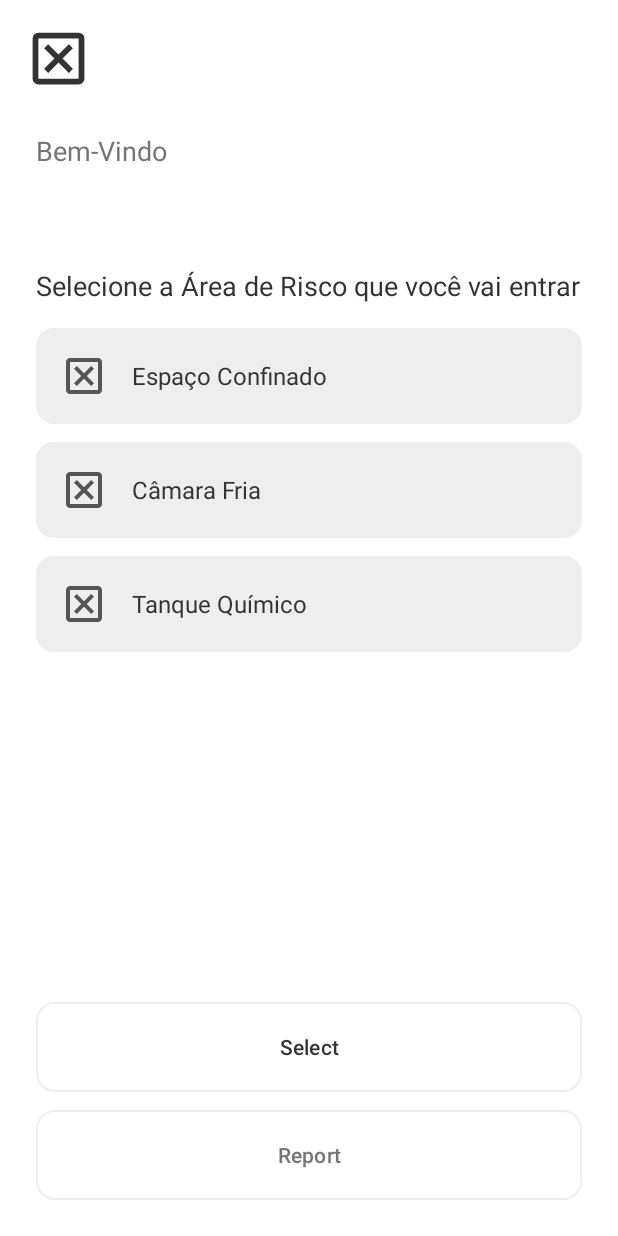
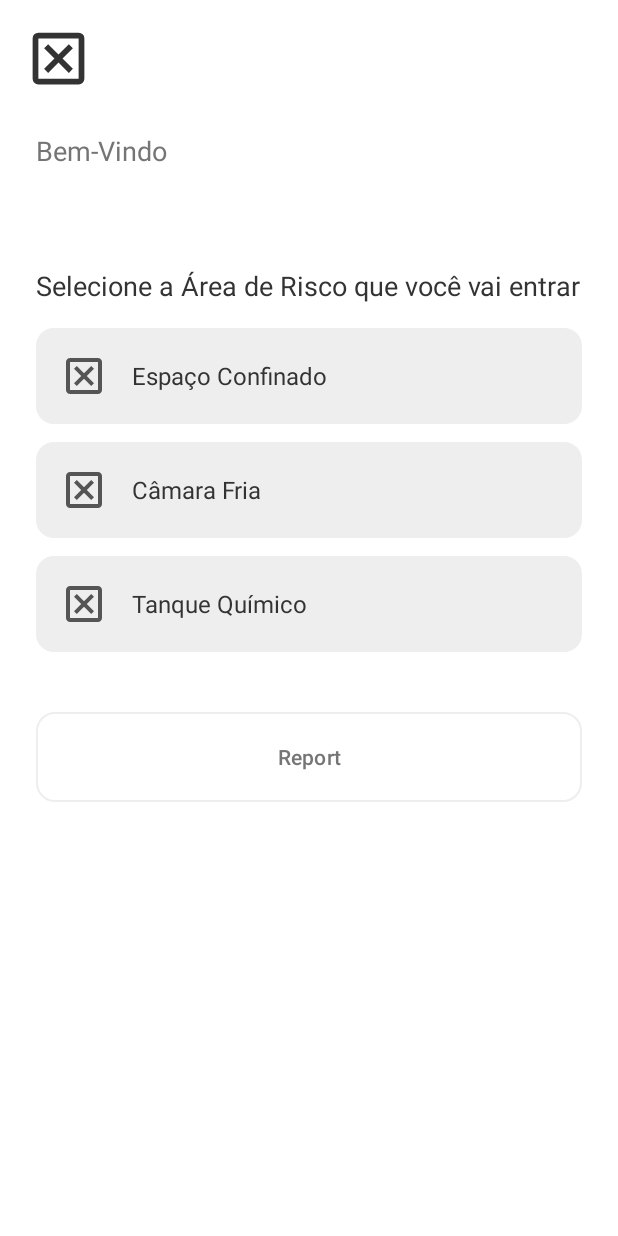
Before and after one commit to LeonCS5/ConfiSafeMobile, an Android app: the screen it shows after launch (WelcomeActivity before the commit, Risk_Area_Activity after it), after a tap on "Log In", on a phone screen of 412 x 824 dp. Run offline under Robolectric (Android 15) with nearby library versions, the phone set to English and light mode, and no system bars.

Commit message:
risk_area agora funciona como botao direto

```diff
--- a/app/src/main/AndroidManifest.xml
+++ b/app/src/main/AndroidManifest.xml
@@ -22,7 +22,7 @@
         </activity>
 
         <activity
-            android:name=".WelcomeActivity"
+            android:name=".Risk_Area_Activity"
             android:exported="false" />
 
         <activity
--- a/app/src/main/java/com/example/confisafemobile/EpiListActivity.kt
+++ b/app/src/main/java/com/example/confisafemobile/EpiListActivity.kt
@@ -17,7 +17,7 @@ class EpiListActivity : AppCompatActivity() {
         setContentView(binding.root)
 
         // Nos próximos passos, adicionaremos o código aqui para:
-        // 1. Receber os dados da área de risco vindos da WelcomeActivity.
+        // 1. Receber os dados da área de risco vindos da Risk_Area_Activity.
         // 2. Usar esses dados para exibir a lista de EPIs correta.
     }
 }
--- a/app/src/main/java/com/example/confisafemobile/MainActivity.kt
+++ b/app/src/main/java/com/example/confisafemobile/MainActivity.kt
@@ -19,8 +19,8 @@ class MainActivity : AppCompatActivity() {
 
         // 2. CORRETO: Acessa o botão 'buttonLogin', que EXISTE no layout de login
         binding.buttonLogin.setOnClickListener {
-            // Cria uma "intenção" (Intent) para abrir a tela WelcomeActivity.
-            val intent = Intent(this, WelcomeActivity::class.java)
+            // Cria uma "intenção" (Intent) para abrir a tela Risk_Area_Activity.
+            val intent = Intent(this, Risk_Area_Activity::class.java)
 
             // Executa a intenção, abrindo a nova tela.
             startActivity(intent)
--- /dev/null
+++ b/app/src/main/java/com/example/confisafemobile/Risk_Area_Activity.kt
@@ -0,0 +1,57 @@
+package com.example.confisafemobile
+
+import android.content.Intent
+import android.os.Bundle
+import androidx.appcompat.app.AppCompatActivity
+import androidx.recyclerview.widget.LinearLayoutManager
+import com.example.confisafemobile.adapter.RiskAreaAdapter
+import com.example.confisafemobile.databinding.ActivityRiskAreaBinding
+import com.example.confisafemobile.model.DataSource
+import com.example.confisafemobile.model.RiskArea
+
+class Risk_Area_Activity : AppCompatActivity() {
+
+    private lateinit var binding: ActivityRiskAreaBinding
+    private lateinit var riskAreaAdapter: RiskAreaAdapter
+
+    override fun onCreate(savedInstanceState: Bundle?) {
+        super.onCreate(savedInstanceState)
+        binding = ActivityRiskAreaBinding.inflate(layoutInflater)
+        setContentView(binding.root)
+
+        setupRecyclerView()
+        setupClickListeners()
+    }
+
+    private fun setupRecyclerView() {
+        // Adapter que reage diretamente ao clique de cada área
+        riskAreaAdapter = RiskAreaAdapter { clickedArea ->
+            openEpiList(clickedArea)
+        }
+
+        binding.rvRiskAreas.apply {
+            adapter = riskAreaAdapter
+            layoutManager = LinearLayoutManager(this@Risk_Area_Activity)
+        }
+
+        val riskAreas = DataSource.loadRiskAreas()
+        riskAreaAdapter.submitList(riskAreas)
+    }
+
+    private fun setupClickListeners() {
+        binding.backArrow.setOnClickListener {
+            finish()
+        }
+
+        binding.buttonReport.setOnClickListener {
+            // abrir tela de report futuramente
+        }
+    }
+
+    private fun openEpiList(area: RiskArea) {
+        val intent = Intent(this, EpiListActivity::class.java).apply {
+            putExtra("EXTRA_RISK_AREA", area)
+        }
+        startActivity(intent)
+    }
+}
--- a/app/src/main/java/com/example/confisafemobile/WelcomeActivity.kt
+++ /dev/null
@@ -1,74 +0,0 @@
-package com.example.confisafemobile
-
-import android.content.Intent
-import android.os.Bundle
-import androidx.appcompat.app.AppCompatActivity
-import androidx.recyclerview.widget.LinearLayoutManager
-import com.example.confisafemobile.adapter.RiskAreaAdapter
-import com.example.confisafemobile.databinding.ActivityWelcomeBinding
-import com.example.confisafemobile.model.DataSource
-import com.example.confisafemobile.model.RiskArea
-
-class WelcomeActivity : AppCompatActivity() {
-
-    // 1. Prepara as variáveis para o View Binding, o Adapter e para guardar a seleção.
-    private lateinit var binding: ActivityWelcomeBinding
-    private lateinit var riskAreaAdapter: RiskAreaAdapter
-    private var selectedRiskArea: RiskArea? = null
-
-    override fun onCreate(savedInstanceState: Bundle?) {
-        super.onCreate(savedInstanceState)
-
-        // 2. Infla o layout 'activity_welcome.xml' usando View Binding.
-        binding = ActivityWelcomeBinding.inflate(layoutInflater)
-        setContentView(binding.root) // Usa a raiz do binding como a view da tela.
-
-        // 3. Chama as funções para configurar a lista e os cliques.
-        setupRecyclerView()
-        setupClickListeners()
-
-        // 4. Garante que o botão "Select" comece desabilitado.
-        binding.buttonSelect.isEnabled = false
-    }
-
-    private fun setupRecyclerView() {
-        // Inicializa o Adapter. A função passada define o que acontece
-        // quando um item da lista é clicado.
-        riskAreaAdapter = RiskAreaAdapter { clickedArea ->
-            // Guarda a área de risco que o usuário selecionou.
-            selectedRiskArea = clickedArea
-            // Habilita o botão "Select", pois agora há uma seleção.
-            binding.buttonSelect.isEnabled = true
-        }
-
-        // Conecta o RecyclerView do layout ao Adapter e define que a lista será vertical.
-        binding.rvRiskAreas.adapter = riskAreaAdapter
-        binding.rvRiskAreas.layoutManager = LinearLayoutManager(this)
-
-        // Carrega os dados do nosso "banco de dados" e os envia para a lista.
-        val riskAreas = DataSource.loadRiskAreas()
-        riskAreaAdapter.submitList(riskAreas)
-    }
-
-    private fun setupClickListeners() {
-        binding.backArrow.setOnClickListener {
-            finish() // Fecha esta tela e volta para a anterior (Login).
-        }
-
-        binding.buttonSelect.setOnClickListener {
-            // Esta lógica só executa se 'selectedRiskArea' não for nulo.
-            selectedRiskArea?.let { area ->
-                // Cria a intenção de abrir a tela da lista de EPIs.
-                val intent = Intent(this, EpiListActivity::class.java).apply {
-                    // "Empacota" o objeto da área selecionada para enviá-lo para a próxima tela.
-                    putExtra("EXTRA_RISK_AREA", area)
-                }
-                startActivity(intent)
-            }
-        }
-
-        binding.buttonReport.setOnClickListener {
-            // Aqui virá a lógica para abrir a tela de Reporte de Acidente.
-        }
-    }
-}
--- a/app/src/main/java/com/example/confisafemobile/activity_welcome.kt
+++ b/app/src/main/java/com/example/confisafemobile/activity_welcome.kt
@@ -3,14 +3,12 @@ package com.example.confisafemobile
 import android.os.Bundle
 import androidx.activity.enableEdgeToEdge
 import androidx.appcompat.app.AppCompatActivity
-import androidx.core.view.ViewCompat
-import androidx.core.view.WindowInsetsCompat
 
 class activity_welcome : AppCompatActivity() {
     override fun onCreate(savedInstanceState: Bundle?) {
         super.onCreate(savedInstanceState)
         enableEdgeToEdge()
-        setContentView(R.layout.activity_welcome)
+        setContentView(R.layout.activity_risk_area)
 
     }
 }
--- a/app/src/main/java/com/example/confisafemobile/adapter/RiskAreaAdapter.kt
+++ b/app/src/main/java/com/example/confisafemobile/adapter/RiskAreaAdapter.kt
@@ -8,54 +8,43 @@ import androidx.recyclerview.widget.RecyclerView
 import com.example.confisafemobile.databinding.ItemRiskAreaBinding
 import com.example.confisafemobile.model.RiskArea
 
-// O Adapter recebe uma função como parâmetro no construtor.
-// Esta é a forma moderna de lidar com cliques.
-class RiskAreaAdapter(private val onItemClicked: (RiskArea) -> Unit) :
-    ListAdapter<RiskArea, RiskAreaAdapter.RiskAreaViewHolder>(DiffCallback) {
+class RiskAreaAdapter(
+    private val onItemClicked: (RiskArea) -> Unit
+) : ListAdapter<RiskArea, RiskAreaAdapter.RiskAreaViewHolder>(DiffCallback) {
 
-    // O ViewHolder "segura" os componentes visuais de cada item da lista (o ícone e o texto).
-    class RiskAreaViewHolder(private var binding: ItemRiskAreaBinding) :
-        RecyclerView.ViewHolder(binding.root) {
+    class RiskAreaViewHolder(
+        private val binding: ItemRiskAreaBinding,
+        private val onItemClicked: (RiskArea) -> Unit
+    ) : RecyclerView.ViewHolder(binding.root) {
 
-        // A função bind conecta os dados de uma 'RiskArea' específica aos componentes visuais.
         fun bind(riskArea: RiskArea) {
             binding.tvRiskName.text = riskArea.name
             binding.ivRiskIcon.setImageResource(riskArea.iconResId)
-        }
-    }
 
-    // O DiffCallback ajuda o RecyclerView a ser super eficiente, calculando
-    // a melhor forma de atualizar a lista sem redesenhar tudo.
-    companion object {
-        private val DiffCallback = object : DiffUtil.ItemCallback<RiskArea>() {
-            override fun areItemsTheSame(oldItem: RiskArea, newItem: RiskArea): Boolean {
-                return oldItem.name == newItem.name
-            }
-
-            override fun areContentsTheSame(oldItem: RiskArea, newItem: RiskArea): Boolean {
-                return oldItem == newItem
+            // Clique no item inteiro
+            binding.root.setOnClickListener {
+                onItemClicked(riskArea)
             }
         }
     }
 
-    // Chamado quando o RecyclerView precisa criar um novo ViewHolder (uma nova linha na lista).
-    override fun onCreateViewHolder(parent: ViewGroup, viewType: Int): RiskAreaViewHolder {
-        val viewHolder = RiskAreaViewHolder(
-            ItemRiskAreaBinding.inflate(
-                LayoutInflater.from(parent.context),
-                parent,
-                false
-            )
-        )
-        // Configura o clique para o item inteiro.
-        viewHolder.itemView.setOnClickListener {
-            val position = viewHolder.adapterPosition
-            onItemClicked(getItem(position))
+    companion object {
+        private val DiffCallback = object : DiffUtil.ItemCallback<RiskArea>() {
+            override fun areItemsTheSame(oldItem: RiskArea, newItem: RiskArea): Boolean =
+                oldItem.name == newItem.name
+
+            override fun areContentsTheSame(oldItem: RiskArea, newItem: RiskArea): Boolean =
+                oldItem == newItem
         }
-        return viewHolder
     }
 
-    // Chamado quando o RecyclerView precisa exibir os dados em um ViewHolder específico.
+    override fun onCreateViewHolder(parent: ViewGroup, viewType: Int): RiskAreaViewHolder {
+        return RiskAreaViewHolder(
+            ItemRiskAreaBinding.inflate(LayoutInflater.from(parent.context), parent, false),
+            onItemClicked
+        )
+    }
+
     override fun onBindViewHolder(holder: RiskAreaViewHolder, position: Int) {
         holder.bind(getItem(position))
     }
--- a/app/src/main/res/layout/activity_login.xml
+++ b/app/src/main/res/layout/activity_login.xml
@@ -56,7 +56,7 @@
         android:layout_marginTop="16dp"
         android:layout_marginBottom="4dp"
         android:text="Password"
-        android:textColor="@color/white"
+        android:textColor="@color/text_light"
         android:textSize="14sp" />
 
     <EditText
--- a/app/src/main/res/layout/activity_welcome.xml
+++ b/app/src/main/res/layout/activity_risk_area.xml
@@ -5,7 +5,7 @@
     android:layout_width="match_parent"
     android:layout_height="match_parent"
     android:background="@color/white"
-    tools:context=".WelcomeActivity">
+    tools:context=".Risk_Area_Activity">
 
     <ImageView
         android:id="@+id/back_arrow"
@@ -60,20 +60,10 @@
         <androidx.recyclerview.widget.RecyclerView
             android:id="@+id/rv_risk_areas"
             android:layout_width="match_parent"
-            android:layout_height="0dp"
-            android:layout_weight="1"
+            android:layout_height="wrap_content"
+            android:layout_marginBottom="16dp"
             tools:itemCount="1"
             tools:listitem="@layout/item_risk_area"/>
-
-        <Button
-            android:id="@+id/buttonSelect"
-            android:layout_width="match_parent"
-            android:layout_height="60dp"
-            android:layout_marginTop="24dp"
-            android:background="@drawable/button_secondary_background"
-            android:text="Select"
-            android:textColor="@color/text_dark"
-            app:backgroundTint="@null" />
 
         <Button
             android:id="@+id/buttonReport"
--- a/app/src/main/res/layout/item_risk_area.xml
+++ b/app/src/main/res/layout/item_risk_area.xml
@@ -6,6 +6,9 @@
     android:layout_height="wrap_content"
     android:layout_marginBottom="12dp"
     android:background="@drawable/edit_text_background"
+    android:clickable="true"
+    android:focusable="true"
+    android:foreground="?attr/selectableItemBackground"
     android:gravity="center_vertical"
     android:orientation="horizontal"
     android:padding="16dp">
```
